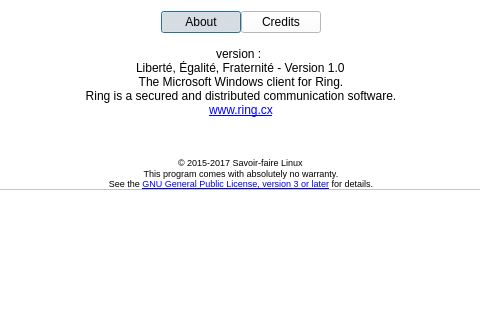
This is aboutdialog.ui in savoirfairelinux/jami-client-windows as Qt 5 draws it before an edit; both pictures show x 96 to 576 and y 0 to 320 of the 674 by 555 pixel window. The edited form follows.
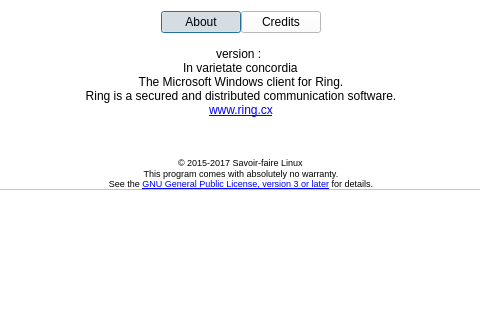
This is the edited form. Icons and pictures are not drawn.

Commit message:
Update version name and numerotation system
 * new name
 * version numbers are now based on release date.

```diff
--- a/aboutdialog.ui
+++ b/aboutdialog.ui
@@ -544,7 +544,7 @@
       <item alignment="Qt::AlignHCenter">
        <widget class="QLabel" name="releaseLabel">
         <property name="text">
-         <string>Liberté, Égalité, Fraternité - Version 1.0</string>
+         <string>In varietate concordia</string>
         </property>
         <property name="textFormat">
          <enum>Qt::PlainText</enum>
```
The commit also changes 1 other file.
